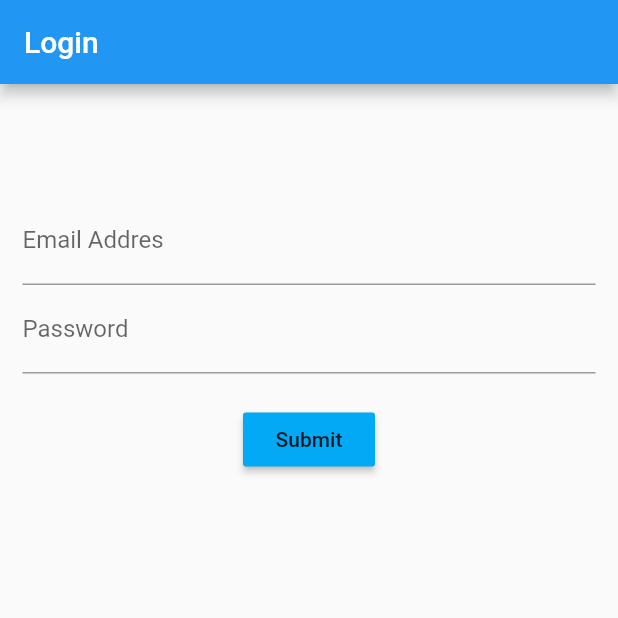
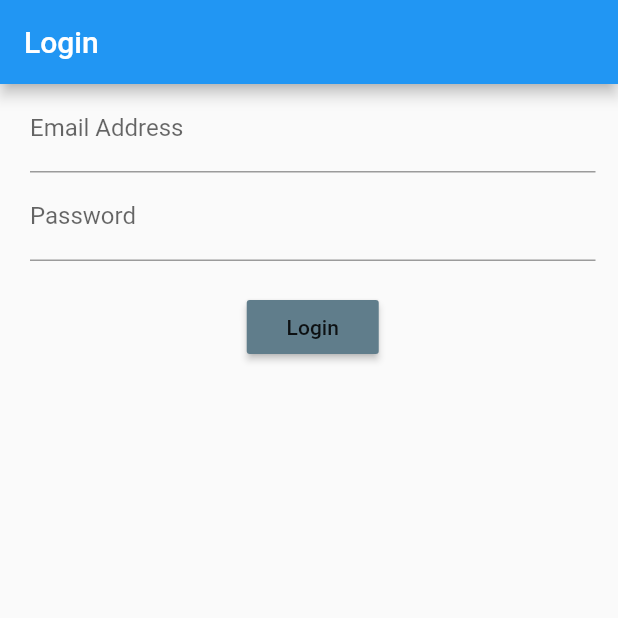
Before and after one commit to conrad96/login_flutter, a Flutter app: the screen it shows after launch, on a phone screen of 412 x 824 dp, the top half of it. Run offline on Flutter 3.47's test engine with Material 2 defaults, Android fonts, the phone set to English and light mode, and no system bars.

Commit message:
using stateful login approach

```diff
--- a/lib/src/screens/login_screen.dart
+++ b/lib/src/screens/login_screen.dart
@@ -1,4 +1,5 @@
 import "package:flutter/material.dart";
+import "../mixins/validation_mixin.dart";
 
 class LoginScreen extends StatefulWidget{
   createState(){
@@ -6,14 +7,14 @@ class LoginScreen extends StatefulWidget{
   }
 }
 
-class LoginScreenState extends State<LoginScreen>{
+class LoginScreenState extends State<LoginScreen> with ValidationMixin {
   final formKey = GlobalKey<FormState>();
-
+  String email="";
+  String password="";
   Widget build(context){
     return Container(
       margin: EdgeInsets.only(
-        top: 75.0,
-        left:15.0,
+        left:20.0,
         right:15.0
       ),
       child: Form(
@@ -34,19 +35,18 @@ class LoginScreenState extends State<LoginScreen>{
     return TextField(
        keyboardType: TextInputType.emailAddress,
       decoration: InputDecoration(
-        labelText: "Email Addres",
+        labelText: "Email Address",
         hintText: "john.doe@example.com",
 
       ),
+      validator: validateEmail,
+      onSaved: (String value){
+        email= value;
+      },
     );
+
   }
-  Widget username(){
-    return TextField(
-      decoration: InputDecoration(
-        labelText: "Username",
-      ),
-    );
-  }
+
   Widget passwordField(){
     return Container(
         child: TextField(
@@ -54,16 +54,25 @@ class LoginScreenState extends State<LoginScreen>{
         decoration: InputDecoration(
         labelText: "Password",
           ),
+          validator: validatePassword,
+      onSaved: (String val){
+        password=val;
+      }
       ),
+
     );
   }
   Widget submitButton(){
     return RaisedButton(
-      color:  Colors.lightBlue,
+      color:  Colors.blueGrey,
+      child: Text("Login"),
       onPressed: (){
-        formKey.currentState.reset();
-      },
-      child: Text("Submit"),
+      if(formKey.currentState.validate())
+      {
+        formKey.currentState.save();
+        print("Email: $email \n Password: $password");
+      }
+      }
     );
   }
 }
```
Also changed, not shown: lib/src/mixins/validation_mixin.dart (added, +17 -0 lines).
